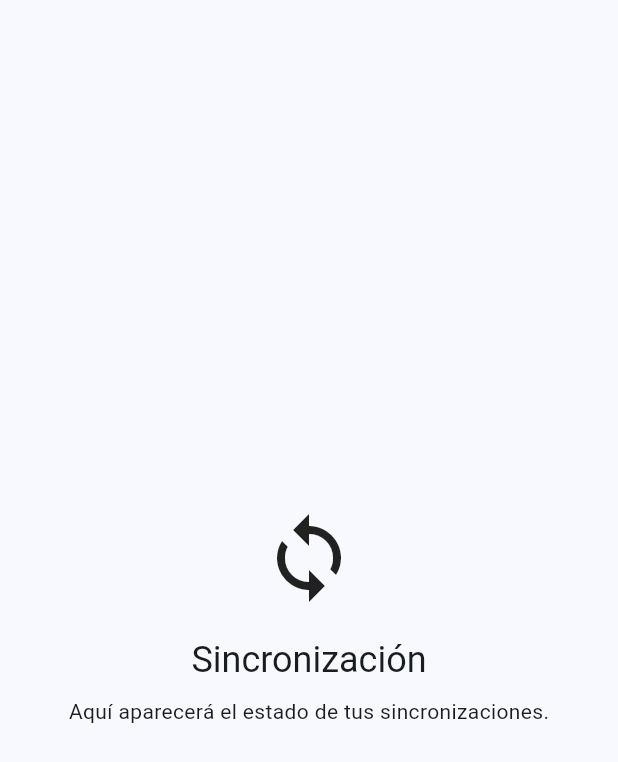
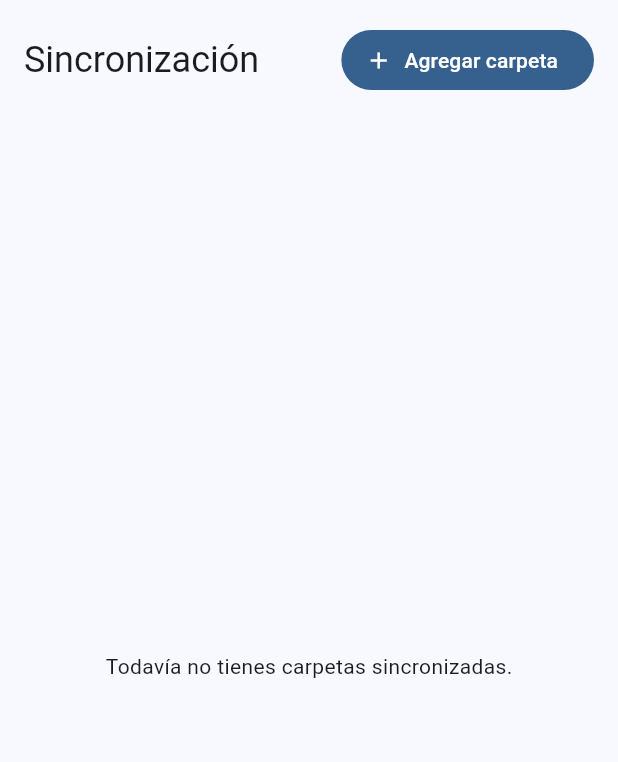
Before and after one commit to Agentet-15/mysynk_client, a Flutter app: the _SyncPage widget shown alone on an empty page, opened directly, on a phone screen of 412 x 824 dp. Shown: the top 762 px of the screen. Run offline on Flutter 3.47's test engine with Material 3 defaults, Android fonts, the phone set to English and light mode, and no system bars; our stand-ins replace file_picker, shared_preferences, video_player; missing offline and left inert: mobile_scanner; accounts and stored records are empty.

Commit message:
feat: persist multiple sync folders

```diff
--- a/lib/main.dart
+++ b/lib/main.dart
@@ -1,9 +1,11 @@
 import 'package:flutter/material.dart';
+import 'package:file_picker/file_picker.dart';
 import 'app_identity.dart';
 import 'package:shared_preferences/shared_preferences.dart';
 import 'mysynk_api.dart';
 import 'server_config.dart';
 import 'files_page.dart';
+import 'sync_pair.dart';
 import 'pairing_page.dart';
 
 void main() {
@@ -341,28 +343,180 @@ class _SpacePageState extends State<_SpacePage> {
   }
 }
 
-class _SyncPage extends StatelessWidget {
+class _SyncPage extends StatefulWidget {
   const _SyncPage();
 
   @override
+  State<_SyncPage> createState() => _SyncPageState();
+}
+
+class _SyncPageState extends State<_SyncPage> {
+  static const String _storageKey = 'mysynk_sync_pairs';
+
+  final List<SyncPair> _pairs = [];
+
+  @override
+  void initState() {
+    super.initState();
+    _loadPairs();
+  }
+
+  Future<void> _loadPairs() async {
+    final preferences = await SharedPreferences.getInstance();
+    final storedPairs = preferences.getStringList(_storageKey) ?? [];
+
+    final loadedPairs = <SyncPair>[];
+
+    for (final value in storedPairs) {
+      final parts = value.split('|');
+
+      if (parts.length != 5) {
+        continue;
+      }
+
+      loadedPairs.add(
+        SyncPair(
+          id: parts[0],
+          localPath: parts[1],
+          devicePath: parts[2],
+          mode: parts[3],
+          enabled: parts[4] == 'true',
+        ),
+      );
+    }
+
+    if (!mounted) {
+      return;
+    }
+
+    setState(() {
+      _pairs
+        ..clear()
+        ..addAll(loadedPairs);
+    });
+  }
+
+  Future<void> _savePairs() async {
+    final preferences = await SharedPreferences.getInstance();
+
+    final values = _pairs
+        .map(
+          (pair) => [
+            pair.id,
+            pair.localPath,
+            pair.devicePath,
+            pair.mode,
+            pair.enabled.toString(),
+          ].join('|'),
+        )
+        .toList();
+
+    await preferences.setStringList(_storageKey, values);
+  }
+
+  Future<void> _addFolder() async {
+    final selectedDirectory =
+        await FilePicker.getDirectoryPath();
+
+    if (selectedDirectory == null ||
+        selectedDirectory.trim().isEmpty) {
+      return;
+    }
+
+    final localPath = selectedDirectory.trim();
+
+    if (_pairs.any((pair) => pair.localPath == localPath)) {
+      return;
+    }
+
+    setState(() {
+      _pairs.add(
+        SyncPair(
+          id: DateTime.now().microsecondsSinceEpoch.toString(),
+          localPath: localPath,
+          devicePath: '/${localPath.split('/').last}',
+          mode: 'ONE_WAY_UPLOAD',
+          enabled: true,
+        ),
+      );
+    });
+
+    await _savePairs();
+  }
+
+  Future<void> _setPairEnabled(
+    int index,
+    SyncPair pair,
+    bool value,
+  ) async {
+    setState(() {
+      _pairs[index] = SyncPair(
+        id: pair.id,
+        localPath: pair.localPath,
+        devicePath: pair.devicePath,
+        mode: pair.mode,
+        enabled: value,
+      );
+    });
+
+    await _savePairs();
+  }
+
+  @override
   Widget build(BuildContext context) {
-    return Center(
+    return Padding(
+      padding: const EdgeInsets.all(16),
       child: Column(
-        mainAxisAlignment: MainAxisAlignment.center,
+        crossAxisAlignment: CrossAxisAlignment.stretch,
         children: [
-          const Icon(
-            Icons.sync,
-            size: 64,
+          Row(
+            children: [
+              Expanded(
+                child: Text(
+                  'Sincronización',
+                  style: Theme.of(context).textTheme.headlineSmall,
+                ),
+              ),
+              FilledButton.icon(
+                onPressed: _addFolder,
+                icon: const Icon(Icons.add),
+                label: const Text('Agregar carpeta'),
+              ),
+            ],
           ),
-          const SizedBox(height: 20),
-          Text(
-            'Sincronización',
-            style: Theme.of(context).textTheme.headlineSmall,
-          ),
-          const SizedBox(height: 8),
-          const Text(
-            'Aquí aparecerá el estado de tus sincronizaciones.',
-          ),
+          const SizedBox(height: 16),
+          if (_pairs.isEmpty)
+            const Expanded(
+              child: Center(
+                child: Text(
+                  'Todavía no tienes carpetas sincronizadas.',
+                ),
+              ),
+            )
+          else
+            Expanded(
+              child: ListView.builder(
+                itemCount: _pairs.length,
+                itemBuilder: (context, index) {
+                  final pair = _pairs[index];
+
+                  return Card(
+                    child: ListTile(
+                      leading: const Icon(Icons.folder),
+                      title: Text(pair.localPath),
+                      subtitle: Text(
+                        '${pair.localPath} → ${pair.devicePath}',
+                      ),
+                      trailing: Switch(
+                        value: pair.enabled,
+                        onChanged: (value) =>
+                            _setPairEnabled(index, pair, value),
+                      ),
+                    ),
+                  );
+                },
+              ),
+            ),
         ],
       ),
     );
--- /dev/null
+++ b/lib/sync_pair.dart
@@ -0,0 +1,15 @@
+class SyncPair {
+  const SyncPair({
+    required this.id,
+    required this.localPath,
+    required this.devicePath,
+    required this.mode,
+    required this.enabled,
+  });
+
+  final String id;
+  final String localPath;
+  final String devicePath;
+  final String mode;
+  final bool enabled;
+}
--- a/pubspec.yaml
+++ b/pubspec.yaml
@@ -38,6 +38,7 @@ dependencies:
   shared_preferences: ^2.5.5
   video_player: ^2.14.0
   mobile_scanner: ^7.4.2
+  file_picker: ^13.1.0
 
 dev_dependencies:
   flutter_test:
```
Also changed, not shown: pubspec.lock, 1 other file.
